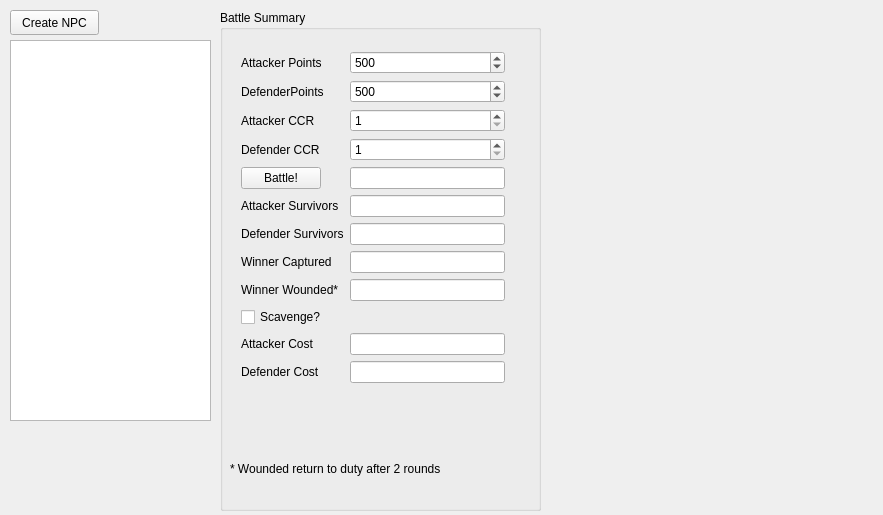
Before: the Qt Designer form mainwindow.ui in erickveil/Wargame-Campaign, drawn with Qt 5.
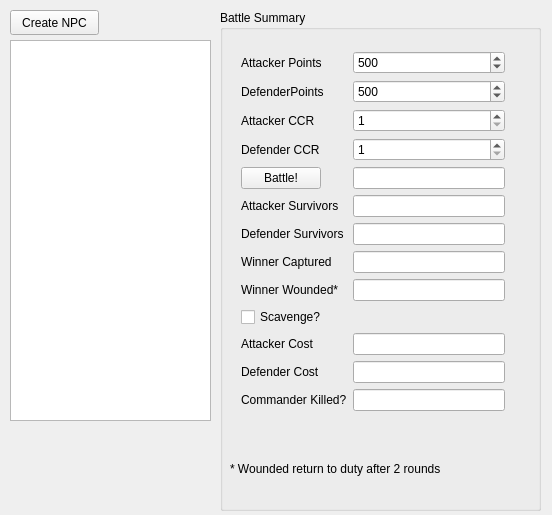
After: the same form once the commit is applied.

Diff of the .ui file:
```diff
--- a/mainwindow.ui
+++ b/mainwindow.ui
@@ -6,7 +6,7 @@
    <rect>
     <x>0</x>
     <y>0</y>
-    <width>883</width>
+    <width>552</width>
     <height>515</height>
    </rect>
   </property>
@@ -234,6 +234,16 @@
         </property>
        </widget>
       </item>
+      <item row="12" column="0">
+       <widget class="QLabel" name="label_12">
+        <property name="text">
+         <string>Commander Killed?</string>
+        </property>
+       </widget>
+      </item>
+      <item row="12" column="1">
+       <widget class="QLineEdit" name="leBossKilled"/>
+      </item>
      </layout>
     </widget>
     <widget class="QLabel" name="label_11">
```
